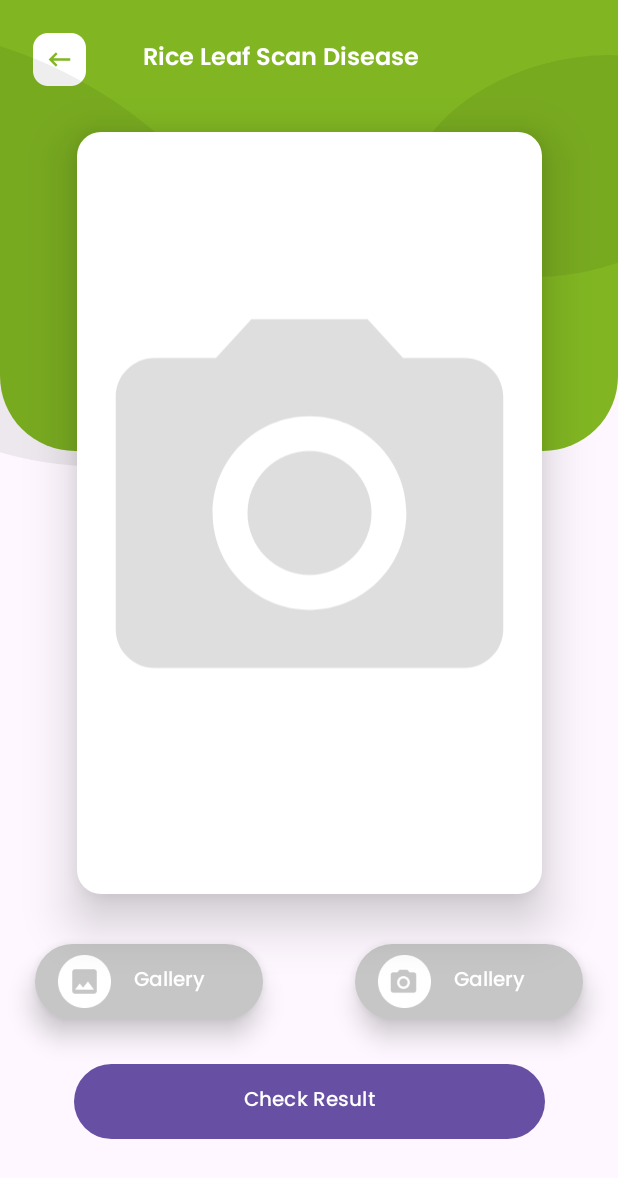
After one commit to Itsqy/paddycure, an Android app: the PreviewActivity screen opened directly, with no data from a screen before it, on a phone screen of 412 x 824 dp. The commit adds this screen. Shown: the top 1178 px of the screen. Run offline under Robolectric (Android 15) with nearby library versions, the phone set to English and light mode, and no system bars.

Commit message:
previewScreen Done

```diff
--- a/app/src/main/AndroidManifest.xml
+++ b/app/src/main/AndroidManifest.xml
@@ -13,9 +13,14 @@
         android:theme="@style/Theme.MaterialComponents.DayNight.NoActionBar"
         tools:targetApi="31">
         <activity
+            android:name=".ui.SecondActivity"
+            android:exported="false" />
+        <activity
+            android:name=".ui.scan.preview.PreviewActivity"
+            android:exported="false" />
+        <activity
             android:name=".TestActivity"
             android:exported="true" />
-
         <activity
             android:name=".ui.auth.MainActivity"
             android:exported="true">
--- /dev/null
+++ b/app/src/main/java/com/darkcoder/paddycure/ui/SecondActivity.kt
@@ -0,0 +1,12 @@
+package com.darkcoder.paddycure.ui
+
+import androidx.appcompat.app.AppCompatActivity
+import android.os.Bundle
+import com.darkcoder.paddycure.R
+
+class SecondActivity : AppCompatActivity() {
+    override fun onCreate(savedInstanceState: Bundle?) {
+        super.onCreate(savedInstanceState)
+        setContentView(R.layout.activity_second)
+    }
+}
--- a/app/src/main/java/com/darkcoder/paddycure/ui/scan/history/ScanFragment.kt
+++ b/app/src/main/java/com/darkcoder/paddycure/ui/scan/history/HistoryFragment.kt
@@ -8,7 +8,7 @@ import androidx.fragment.app.Fragment
 import com.darkcoder.paddycure.R
 
 
-class ScanFragment : Fragment() {
+class HistoryFragment : Fragment() {
 
     override fun onCreate(savedInstanceState: Bundle?) {
         super.onCreate(savedInstanceState)
--- /dev/null
+++ b/app/src/main/java/com/darkcoder/paddycure/ui/scan/preview/PreviewActivity.kt
@@ -0,0 +1,12 @@
+package com.darkcoder.paddycure.ui.scan.preview
+
+import androidx.appcompat.app.AppCompatActivity
+import android.os.Bundle
+import com.darkcoder.paddycure.R
+
+class PreviewActivity : AppCompatActivity() {
+    override fun onCreate(savedInstanceState: Bundle?) {
+        super.onCreate(savedInstanceState)
+        setContentView(R.layout.activity_preview)
+    }
+}
--- /dev/null
+++ b/app/src/main/res/drawable/bg_button_grey.xml
@@ -0,0 +1,11 @@
+<?xml version="1.0" encoding="utf-8"?>
+<selector xmlns:android="http://schemas.android.com/apk/res/android">
+
+    <item>
+        <shape android:shape="rectangle">
+            <corners android:radius="50dp" />
+            <solid android:color="#C6C6C6" />
+        </shape>
+    </item>
+
+</selector>
--- a/app/src/main/res/drawable/eclipse.xml
+++ b/app/src/main/res/drawable/eclipse.xml
@@ -3,10 +3,7 @@
 
     <item >
         <shape android:shape="oval" >
-
             <solid android:color="#000000">
-
-
             </solid>
         </shape>
     </item >
--- /dev/null
+++ b/app/src/main/res/drawable/ic_camera_grey.xml
@@ -0,0 +1,6 @@
+<vector android:height="24dp" android:tint="#DEDEDE"
+    android:viewportHeight="24" android:viewportWidth="24"
+    android:width="24dp" xmlns:android="http://schemas.android.com/apk/res/android">
+    <path android:fillColor="@android:color/white" android:pathData="M12,12m-3.2,0a3.2,3.2 0,1 1,6.4 0a3.2,3.2 0,1 1,-6.4 0"/>
+    <path android:fillColor="@android:color/white" android:pathData="M9,2L7.17,4L4,4c-1.1,0 -2,0.9 -2,2v12c0,1.1 0.9,2 2,2h16c1.1,0 2,-0.9 2,-2L22,6c0,-1.1 -0.9,-2 -2,-2h-3.17L15,2L9,2zM12,17c-2.76,0 -5,-2.24 -5,-5s2.24,-5 5,-5 5,2.24 5,5 -2.24,5 -5,5z"/>
+</vector>
--- /dev/null
+++ b/app/src/main/res/layout/activity_preview.xml
@@ -0,0 +1,149 @@
+<?xml version="1.0" encoding="utf-8"?>
+<androidx.constraintlayout.widget.ConstraintLayout xmlns:android="http://schemas.android.com/apk/res/android"
+    xmlns:app="http://schemas.android.com/apk/res-auto"
+    xmlns:tools="http://schemas.android.com/tools"
+    android:layout_width="match_parent"
+    android:layout_height="match_parent"
+    tools:context=".ui.scan.preview.PreviewActivity">
+
+    <ImageView
+        android:layout_width="match_parent"
+        android:layout_height="400dp"
+        android:layout_marginTop="-100dp"
+        android:src="@drawable/bg_button_disable"
+        app:layout_constraintStart_toStartOf="parent"
+        app:layout_constraintTop_toTopOf="parent" />
+
+    <LinearLayout
+        android:id="@+id/toolbar"
+        android:layout_width="match_parent"
+        android:layout_height="wrap_content"
+        android:gravity="center_vertical"
+        android:orientation="horizontal"
+        android:padding="22dp"
+        app:layout_constraintStart_toStartOf="parent"
+        app:layout_constraintTop_toTopOf="parent">
+
+        <ImageView
+            android:id="@+id/back_btn"
+            android:layout_width="35dp"
+            android:layout_height="35dp"
+            android:src="@drawable/back_button_white" />
+
+        <TextView
+            android:layout_width="wrap_content"
+            android:layout_height="wrap_content"
+            android:layout_marginStart="38dp"
+
+            android:fontFamily="@font/poppins_semibold"
+            android:text="Rice Leaf Scan Disease"
+            android:textColor="@color/white"
+            android:textSize="16sp" />
+
+    </LinearLayout>
+
+    <ImageView
+        android:layout_width="391dp"
+        android:layout_height="250dp"
+        android:layout_marginStart="-200dp"
+        android:layout_marginTop="40dp"
+        android:alpha="0.07"
+        android:rotation="30"
+        android:src="@drawable/eclipse"
+        app:layout_constraintStart_toStartOf="parent"
+        app:layout_constraintTop_toTopOf="parent" />
+
+    <ImageView
+        android:layout_width="221dp"
+        android:layout_height="141dp"
+        android:layout_marginTop="40dp"
+        android:layout_marginEnd="-80dp"
+        android:alpha="0.07"
+        android:rotation="-15"
+        android:src="@drawable/eclipse"
+        app:layout_constraintEnd_toEndOf="parent"
+        app:layout_constraintTop_toTopOf="parent" />
+
+    <ImageView
+        android:id="@+id/iv_preview"
+        android:layout_width="310dp"
+        android:layout_height="508dp"
+        android:layout_marginTop="88dp"
+        android:background="@drawable/cardview_login"
+        android:elevation="20dp"
+        android:src="@drawable/ic_camera_grey"
+        app:layout_constraintEnd_toEndOf="parent"
+        app:layout_constraintStart_toStartOf="parent"
+        app:layout_constraintTop_toTopOf="parent" />
+
+    <LinearLayout
+        android:id="@+id/btn_gallery"
+        android:layout_width="152dp"
+        android:layout_height="50dp"
+        android:layout_marginStart="23dp"
+        android:layout_marginTop="33dp"
+        android:background="@drawable/bg_button_grey"
+        android:elevation="10dp"
+        android:gravity="center_vertical"
+        android:orientation="horizontal"
+        app:layout_constraintStart_toStartOf="parent"
+        app:layout_constraintTop_toBottomOf="@id/iv_preview">
+
+        <ImageView
+            android:layout_width="35dp"
+            android:layout_height="35dp"
+            android:layout_marginStart="15dp"
+            android:layout_marginEnd="15dp"
+            android:src="@drawable/ic_gallery" />
+
+        <TextView
+            android:layout_width="wrap_content"
+            android:layout_height="wrap_content"
+            android:fontFamily="@font/poppins_medium"
+            android:text="Gallery"
+            android:textColor="@color/white"
+            android:textSize="13sp" />
+    </LinearLayout>
+
+    <LinearLayout
+        android:id="@+id/btn_camera"
+        android:layout_width="152dp"
+        android:layout_height="50dp"
+        android:layout_marginTop="33dp"
+        android:layout_marginEnd="23dp"
+        android:background="@drawable/bg_button_grey"
+        android:elevation="10dp"
+        android:gravity="center_vertical"
+        android:orientation="horizontal"
+        app:layout_constraintEnd_toEndOf="parent"
+        app:layout_constraintTop_toBottomOf="@id/iv_preview">
+
+        <ImageView
+            android:layout_width="35dp"
+            android:layout_height="35dp"
+            android:layout_marginStart="15dp"
+            android:layout_marginEnd="15dp"
+            android:src="@drawable/ic_camera_rounded" />
+
+        <TextView
+            android:layout_width="wrap_content"
+            android:layout_height="wrap_content"
+            android:fontFamily="@font/poppins_medium"
+            android:text="Gallery"
+            android:textColor="@color/white"
+            android:textSize="13sp" />
+    </LinearLayout>
+
+    <Button
+        android:layout_width="314dp"
+        android:layout_height="50dp"
+        android:layout_marginTop="30dp"
+        android:background="@drawable/bg_button"
+        android:fontFamily="@font/poppins_medium"
+        android:text="Check Result"
+        android:textSize="13sp"
+        app:layout_constraintEnd_toEndOf="@id/btn_camera"
+        app:layout_constraintStart_toStartOf="@id/btn_gallery"
+        app:layout_constraintTop_toBottomOf="@id/btn_gallery" />
+
+</androidx.constraintlayout.widget.ConstraintLayout>
--- /dev/null
+++ b/app/src/main/res/layout/activity_second.xml
@@ -0,0 +1,17 @@
+<?xml version="1.0" encoding="utf-8"?>
+<androidx.constraintlayout.widget.ConstraintLayout xmlns:android="http://schemas.android.com/apk/res/android"
+    xmlns:app="http://schemas.android.com/apk/res-auto"
+    xmlns:tools="http://schemas.android.com/tools"
+    android:layout_width="match_parent"
+    android:layout_height="match_parent"
+    tools:context=".ui.SecondActivity">
+
+    <fragment
+        android:id="@+id/container"
+        android:name="androidx.navigation.fragment.NavHostFragment"
+        android:layout_width="match_parent"
+        android:layout_height="match_parent"
+        app:defaultNavHost="true"
+        app:navGraph="@navigation/sec_nav" />
+
+</androidx.constraintlayout.widget.ConstraintLayout>
--- a/app/src/main/res/layout/fragment_scan.xml
+++ b/app/src/main/res/layout/fragment_scan.xml
@@ -4,7 +4,7 @@
     xmlns:tools="http://schemas.android.com/tools"
     android:layout_width="match_parent"
     android:layout_height="match_parent"
-    tools:context=".ui.scan.history.ScanFragment">
+    tools:context=".ui.scan.history.HistoryFragment">
 
 
     <LinearLayout
--- a/app/src/main/res/navigation/sec_nav.xml
+++ b/app/src/main/res/navigation/sec_nav.xml
@@ -12,7 +12,7 @@
         tools:layout="@layout/fragment_home" />
     <fragment
         android:id="@+id/scanFragment"
-        android:name="com.darkcoder.paddycure.ui.scan.history.ScanFragment"
+        android:name="com.darkcoder.paddycure.ui.scan.history.HistoryFragment"
         android:label="fragment_scan"
         tools:layout="@layout/fragment_scan" />
 </navigation>
```
Also changed, not shown: app/src/main/res/drawable/back_button_white.png (added), app/src/main/res/drawable/ic _galleryy.svg (added), app/src/main/res/drawable/ic_camera_rounded.png (added), app/src/main/res/drawable/ic_gallery.png (added).
